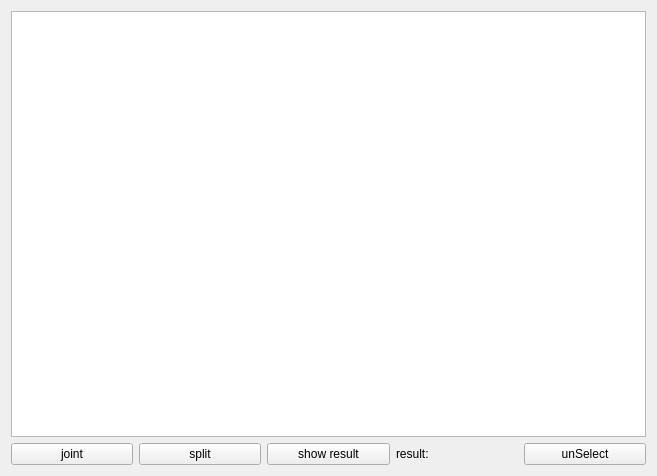
This is ui/fragmentarea.ui in fkjslee/Fragment as Qt 5 draws it before an edit. The edited form follows.
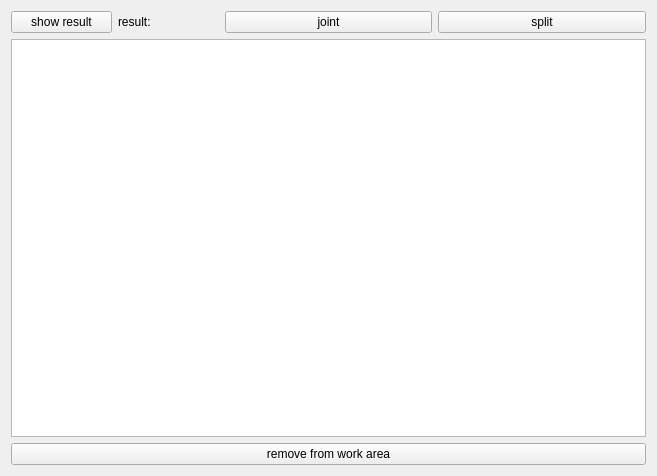
This is the edited form.

The edit to the form file:
```diff
--- a/ui/fragmentarea.ui
+++ b/ui/fragmentarea.ui
@@ -14,6 +14,48 @@
    <string>Form</string>
   </property>
   <layout class="QVBoxLayout" name="verticalLayout_3">
+   <item>
+    <layout class="QHBoxLayout" name="horizontalLayout_2">
+     <item>
+      <layout class="QHBoxLayout" name="horizontalLayout_3">
+       <item>
+        <widget class="QPushButton" name="autoStitch">
+         <property name="text">
+          <string>show result</string>
+         </property>
+        </widget>
+       </item>
+       <item>
+        <widget class="QLabel" name="resLabel">
+         <property name="maximumSize">
+          <size>
+           <width>16777215</width>
+           <height>20</height>
+          </size>
+         </property>
+         <property name="text">
+          <string>result:</string>
+         </property>
+        </widget>
+       </item>
+      </layout>
+     </item>
+     <item>
+      <widget class="QPushButton" name="btnJoint">
+       <property name="text">
+        <string>joint</string>
+       </property>
+      </widget>
+     </item>
+     <item>
+      <widget class="QPushButton" name="btnSplit">
+       <property name="text">
+        <string>split</string>
+       </property>
+      </widget>
+     </item>
+    </layout>
+   </item>
    <item>
     <widget class="QGraphicsView" name="view">
      <property name="backgroundBrush">
@@ -31,44 +73,10 @@
     <layout class="QVBoxLayout" name="verticalLayout" stretch="0">
      <item>
       <layout class="QHBoxLayout" name="horizontalLayout">
-       <item>
-        <widget class="QPushButton" name="btnJoint">
-         <property name="text">
-          <string>joint</string>
-         </property>
-        </widget>
-       </item>
-       <item>
-        <widget class="QPushButton" name="btnSplit">
-         <property name="text">
-          <string>split</string>
-         </property>
-        </widget>
-       </item>
-       <item>
-        <widget class="QPushButton" name="autoStitch">
-         <property name="text">
-          <string>show result</string>
-         </property>
-        </widget>
-       </item>
-       <item>
-        <widget class="QLabel" name="resLabel">
-         <property name="maximumSize">
-          <size>
-           <width>16777215</width>
-           <height>20</height>
-          </size>
-         </property>
-         <property name="text">
-          <string>result:</string>
-         </property>
-        </widget>
-       </item>
        <item>
         <widget class="QPushButton" name="unSelect">
          <property name="text">
-          <string>unSelect</string>
+          <string>remove from work area</string>
          </property>
         </widget>
        </item>
```
